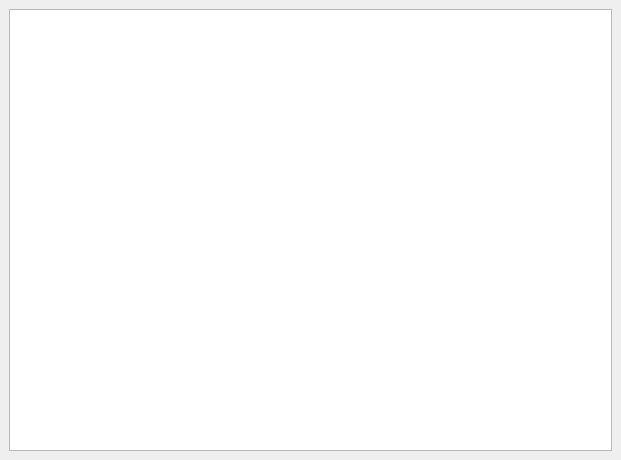
The window that bacula/src/qt-console/joblist/joblist.ui (rkorzeniewski/bacula) describes before a commit, drawn with Qt 5.
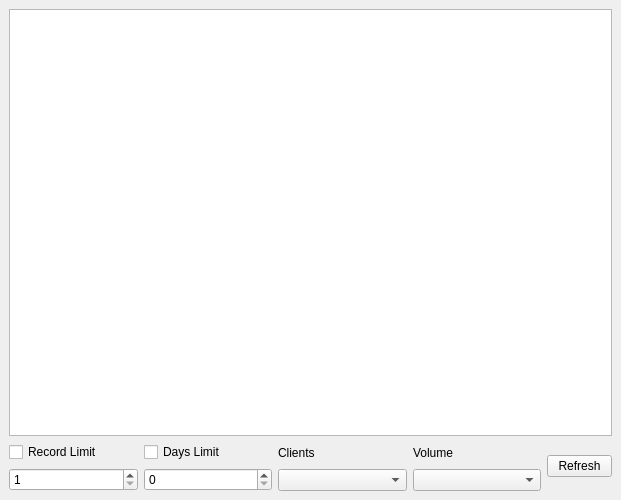
The same window after the commit. Icons and pictures are not drawn.

Commit message: Add check boxes and combo boxes to limit the joblist.  Move setTitle to pg_Initialize from constructors.

Patch:
```diff
--- a/bacula/src/qt-console/joblist/joblist.ui
+++ b/bacula/src/qt-console/joblist/joblist.ui
@@ -6,7 +6,7 @@
     <x>0</x>
     <y>0</y>
     <width>621</width>
-    <height>460</height>
+    <height>500</height>
    </rect>
   </property>
   <property name="windowTitle" >
@@ -19,6 +19,123 @@
    <property name="spacing" >
     <number>6</number>
    </property>
+   <item row="1" column="0" >
+    <layout class="QHBoxLayout" >
+     <property name="margin" >
+      <number>0</number>
+     </property>
+     <property name="spacing" >
+      <number>6</number>
+     </property>
+     <item>
+      <layout class="QVBoxLayout" >
+       <property name="margin" >
+        <number>0</number>
+       </property>
+       <property name="spacing" >
+        <number>6</number>
+       </property>
+       <item>
+        <widget class="QCheckBox" name="limitCheckBox" >
+         <property name="text" >
+          <string>Record Limit</string>
+         </property>
+        </widget>
+       </item>
+       <item>
+        <widget class="QSpinBox" name="limitSpinBox" >
+         <property name="maximum" >
+          <number>10000</number>
+         </property>
+         <property name="minimum" >
+          <number>1</number>
+         </property>
+         <property name="singleStep" >
+          <number>25</number>
+         </property>
+        </widget>
+       </item>
+      </layout>
+     </item>
+     <item>
+      <layout class="QVBoxLayout" >
+       <property name="margin" >
+        <number>0</number>
+       </property>
+       <property name="spacing" >
+        <number>6</number>
+       </property>
+       <item>
+        <widget class="QCheckBox" name="daysCheckBox" >
+         <property name="text" >
+          <string>Days Limit</string>
+         </property>
+        </widget>
+       </item>
+       <item>
+        <widget class="QSpinBox" name="daysSpinBox" >
+         <property name="singleStep" >
+          <number>10</number>
+         </property>
+        </widget>
+       </item>
+      </layout>
+     </item>
+     <item>
+      <layout class="QVBoxLayout" >
+       <property name="margin" >
+        <number>0</number>
+       </property>
+       <property name="spacing" >
+        <number>6</number>
+       </property>
+       <item>
+        <widget class="QLabel" name="clientsLabel" >
+         <property name="text" >
+          <string>Clients</string>
+         </property>
+        </widget>
+       </item>
+       <item>
+        <widget class="QComboBox" name="clientsComboBox" />
+       </item>
+      </layout>
+     </item>
+     <item>
+      <layout class="QVBoxLayout" >
+       <property name="margin" >
+        <number>0</number>
+       </property>
+       <property name="spacing" >
+        <number>6</number>
+       </property>
+       <item>
+        <widget class="QLabel" name="volumeLabel" >
+         <property name="text" >
+          <string>Volume</string>
+         </property>
+        </widget>
+       </item>
+       <item>
+        <widget class="QComboBox" name="volumeComboBox" />
+       </item>
+      </layout>
+     </item>
+     <item>
+      <widget class="QPushButton" name="refreshButton" >
+       <property name="maximumSize" >
+        <size>
+         <width>65</width>
+         <height>16777215</height>
+        </size>
+       </property>
+       <property name="text" >
+        <string>Refresh</string>
+       </property>
+      </widget>
+     </item>
+    </layout>
+   </item>
    <item row="0" column="0" >
     <widget class="QTableWidget" name="mp_tableWidget" />
    </item>
```
Left out of the diff: 16 changed lines with no effect on the pictures. The commit also changes 7 other files.
